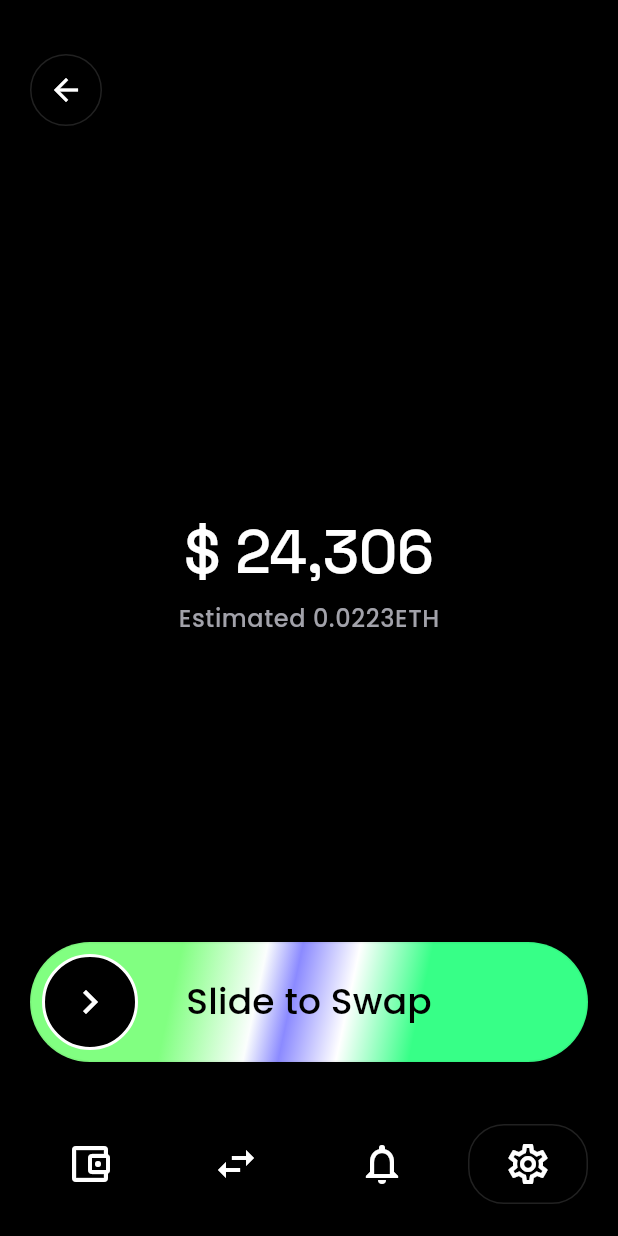
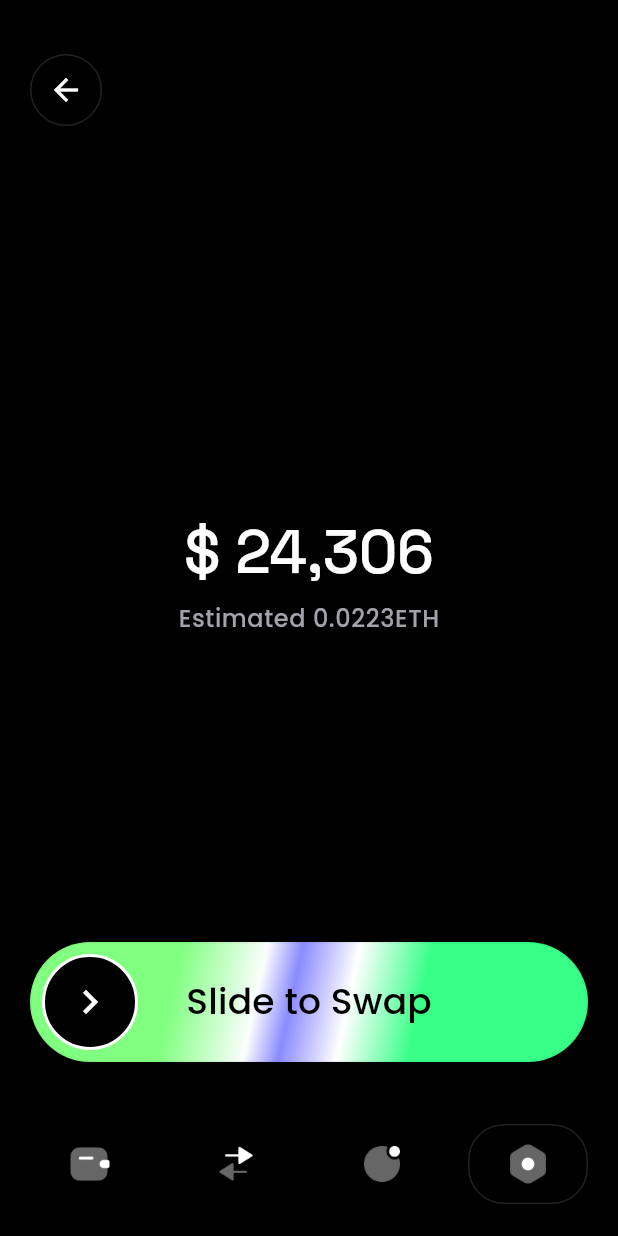
Before and after one commit to xiaoqianran/figma-009, a Flutter app: the SettingsSlideScreen screen opened by its route, on a phone screen of 412 x 824 dp. Run offline on Flutter 3.47's test engine with Material 3 defaults, Android fonts, the phone set to English and light mode, and no system bars; our stand-ins replace go_router, google_fonts; statements that could not run were skipped.

Commit message:
feat: 接入 Figma Tab 图标资源并优化滑动确认动画
- 从 Figma Symbols 导出 Wallet/Swap/Notification/Settings 图标

- WalletBottomTabBar 使用图片资源与语义化 Tab Key

- WalletSlideConfirm 松手回弹动画与 clamp 类型修复

```diff
--- /dev/null
+++ b/lib/core/constants/wallet_assets.dart
@@ -0,0 +1,7 @@
+/// Figma Symbols page icon assets.
+abstract final class WalletAssets {
+  static const String tabWallet = 'assets/icons/tab_wallet.png';
+  static const String tabSwap = 'assets/icons/tab_swap.png';
+  static const String tabNotification = 'assets/icons/tab_notification.png';
+  static const String tabSettings = 'assets/icons/tab_settings.png';
+}
--- a/lib/shared/layouts/main_shell.dart
+++ b/lib/shared/layouts/main_shell.dart
@@ -1,3 +1,4 @@
+import 'package:figma_009/core/constants/wallet_assets.dart';
 import 'package:figma_009/shared/widgets/bars/wallet_bottom_tab_bar.dart';
 import 'package:flutter/material.dart';
 import 'package:go_router/go_router.dart';
@@ -9,10 +10,13 @@ class MainShell extends StatelessWidget {
   final StatefulNavigationShell navigationShell;
 
   static const _tabs = <WalletTabItem>[
-    WalletTabItem(label: 'Wallet', icon: Icons.account_balance_wallet_outlined),
-    WalletTabItem(label: 'Swap', icon: Icons.swap_horiz),
-    WalletTabItem(label: 'Notification', icon: Icons.notifications_outlined),
-    WalletTabItem(label: 'Settings', icon: Icons.settings_outlined),
+    WalletTabItem(label: 'Wallet', iconAsset: WalletAssets.tabWallet),
+    WalletTabItem(label: 'Swap', iconAsset: WalletAssets.tabSwap),
+    WalletTabItem(
+      label: 'Notification',
+      iconAsset: WalletAssets.tabNotification,
+    ),
+    WalletTabItem(label: 'Settings', iconAsset: WalletAssets.tabSettings),
   ];
 
   @override
--- a/lib/shared/widgets/bars/wallet_bottom_tab_bar.dart
+++ b/lib/shared/widgets/bars/wallet_bottom_tab_bar.dart
@@ -42,10 +42,10 @@ class WalletBottomTabBar extends StatelessWidget {
 }
 
 class WalletTabItem {
-  const WalletTabItem({required this.label, required this.icon});
+  const WalletTabItem({required this.label, required this.iconAsset});
 
   final String label;
-  final IconData icon;
+  final String iconAsset;
 }
 
 class _TabSlot extends StatelessWidget {
@@ -61,7 +61,12 @@ class _TabSlot extends StatelessWidget {
 
   @override
   Widget build(BuildContext context) {
-    return SizedBox(
+    return Semantics(
+      button: true,
+      label: item.label,
+      selected: isActive,
+      child: SizedBox(
+        key: ValueKey('tab-${item.label}'),
         width: DesignConstants.bottomTabItemWidth,
         height: DesignConstants.bottomTabBarHeight,
         child: Center(
@@ -85,10 +90,12 @@ class _TabSlot extends StatelessWidget {
                         )
                       : null,
                   child: Center(
-                  child: Icon(
-                    item.icon,
-                    size: DesignConstants.iconSize32,
-                    color: AppColors.white,
+                    child: Image.asset(
+                      item.iconAsset,
+                      width: DesignConstants.iconSize32,
+                      height: DesignConstants.iconSize32,
+                      fit: BoxFit.contain,
+                    ),
                   ),
                 ),
               ),
--- a/lib/shared/widgets/buttons/wallet_slide_confirm.dart
+++ b/lib/shared/widgets/buttons/wallet_slide_confirm.dart
@@ -21,8 +21,18 @@ class WalletSlideConfirm extends StatefulWidget {
 }
 
 class _WalletSlideConfirmState extends State<WalletSlideConfirm> {
+  static const Duration _snapDuration = Duration(milliseconds: 220);
+
   double _dragOffset = 0;
   bool _confirmed = false;
+  bool _isDragging = false;
+
+  void _onDragStart() {
+    if (_confirmed) {
+      return;
+    }
+    setState(() => _isDragging = true);
+  }
 
   void _onDragUpdate(DragUpdateDetails details, double maxOffset) {
     if (_confirmed) {
@@ -39,13 +49,17 @@ class _WalletSlideConfirmState extends State<WalletSlideConfirm> {
     }
     if (_dragOffset >= maxOffset * 0.85) {
       setState(() {
+        _isDragging = false;
         _dragOffset = maxOffset;
         _confirmed = true;
       });
       widget.onConfirmed();
       return;
     }
-    setState(() => _dragOffset = 0);
+    setState(() {
+      _isDragging = false;
+      _dragOffset = 0;
+    });
   }
 
   @override
@@ -58,11 +72,10 @@ class _WalletSlideConfirmState extends State<WalletSlideConfirm> {
 
     return LayoutBuilder(
       builder: (context, constraints) {
-        final maxOffset =
-            (constraints.maxWidth - WalletSlideConfirm._thumbSize).clamp(
-              0.0,
-              double.infinity,
-            );
+        final double maxOffset =
+            (constraints.maxWidth - WalletSlideConfirm._thumbSize)
+                .clamp(0.0, double.infinity)
+                .toDouble();
         final progress = maxOffset == 0 ? 0.0 : _dragOffset / maxOffset;
 
         return SizedBox(
@@ -83,9 +96,12 @@ class _WalletSlideConfirmState extends State<WalletSlideConfirm> {
                   child: Text(widget.label, style: labelStyle),
                 ),
               ),
-              Positioned(
+              AnimatedPositioned(
+                duration: _isDragging ? Duration.zero : _snapDuration,
+                curve: Curves.easeOutCubic,
                 left: _dragOffset + 8,
                 child: GestureDetector(
+                  onHorizontalDragStart: (_) => _onDragStart(),
                   onHorizontalDragUpdate: (details) =>
                       _onDragUpdate(details, maxOffset),
                   onHorizontalDragEnd: (_) => _onDragEnd(maxOffset),
--- a/pubspec.yaml
+++ b/pubspec.yaml
@@ -61,6 +61,10 @@ flutter:
 
   assets:
     - assets/images/onboarding_hero.png
+    - assets/icons/tab_wallet.png
+    - assets/icons/tab_swap.png
+    - assets/icons/tab_notification.png
+    - assets/icons/tab_settings.png
 
   # An image asset can refer to one or more resolution-specific "variants", see
   # https://flutter.dev/to/resolution-aware-images
```
Also changed, not shown: assets/icons/tab_notification.png (added), assets/icons/tab_settings.png (added), assets/icons/tab_swap.png (added), assets/icons/tab_wallet.png (added), 3 other files. Lines whose indentation alone changed are shown as unchanged.
